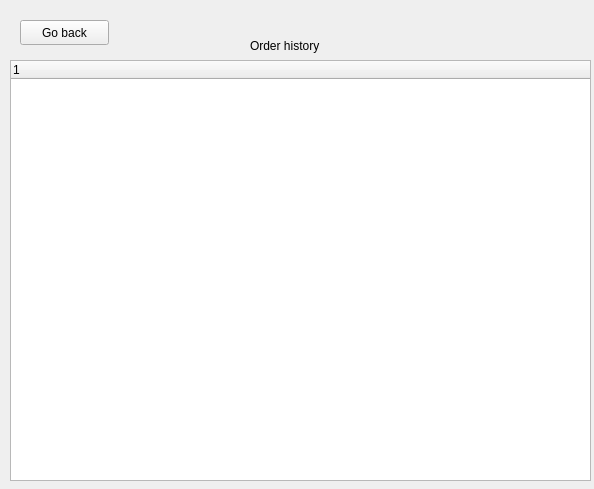
FratiaXd/SDI, file sdi_app/gui/menu_company.ui: the form before one commit.
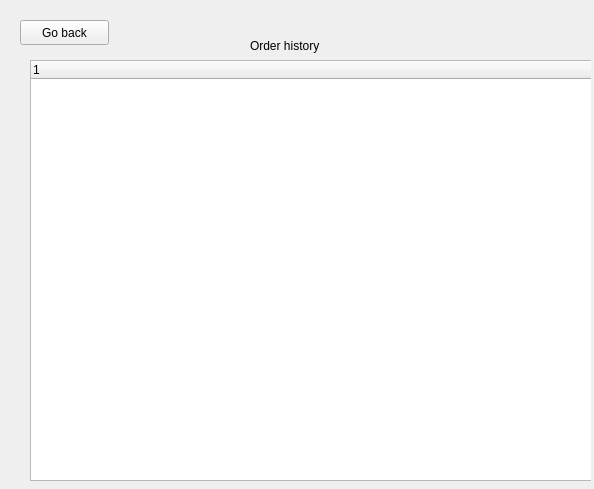
The form after the commit. The open tabs and pages were chosen to show the change.

```diff
--- a/sdi_app/gui/menu_company.ui
+++ b/sdi_app/gui/menu_company.ui
@@ -311,7 +311,7 @@
     <widget class="QTreeWidget" name="treeWidget">
      <property name="geometry">
       <rect>
-       <x>10</x>
+       <x>30</x>
        <y>60</y>
        <width>581</width>
        <height>421</height>
```
